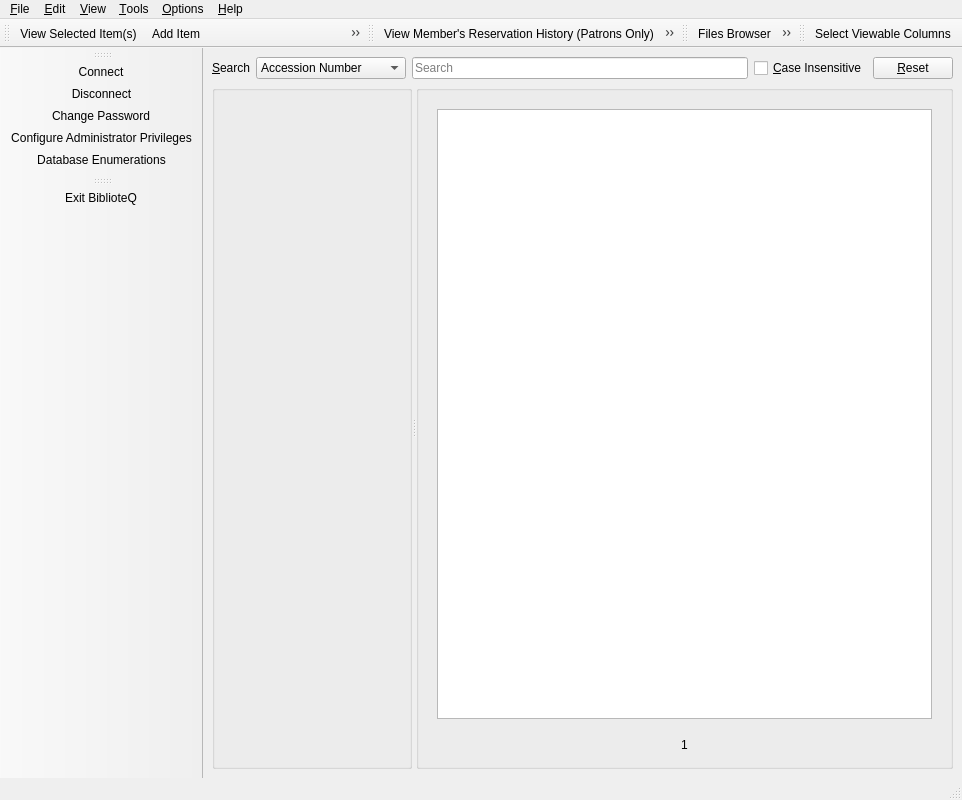
FlorianKleemiss/biblioteq, file UI/biblioteq_mainwindow.ui: the form before one commit.
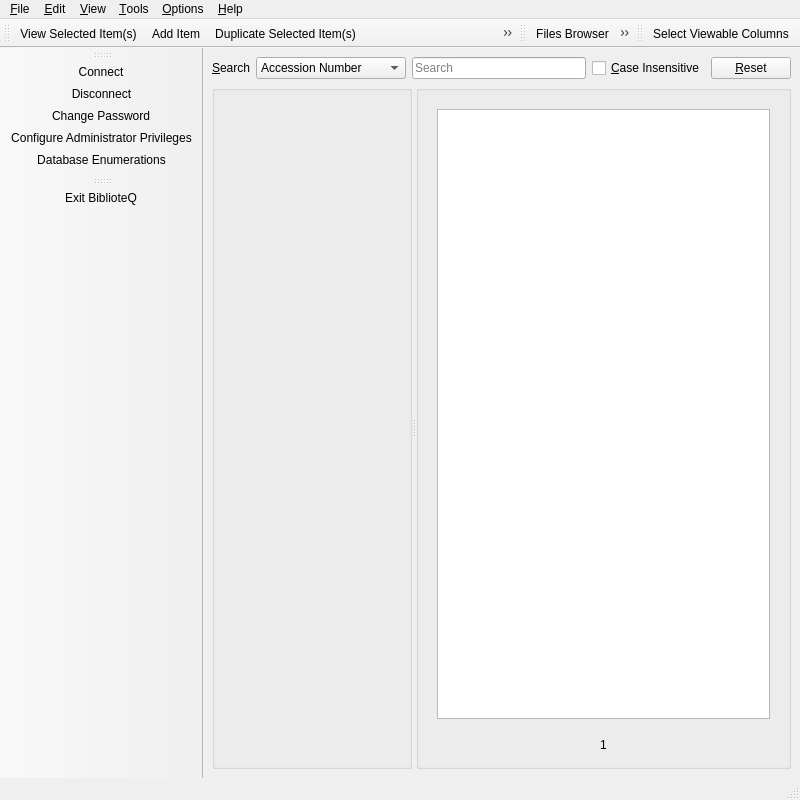
The form after the commit. Icons and pictures are not drawn. Custom widgets are drawn as their Qt base class.

Commit message: Get rid of users and first draft of phograph_GUI

What changed in the file:
```diff
--- a/UI/biblioteq_mainwindow.ui
+++ b/UI/biblioteq_mainwindow.ui
@@ -636,27 +636,6 @@
    <addaction name="modifyTool"/>
    <addaction name="printTool"/>
   </widget>
-  <widget class="QToolBar" name="toolBar_3">
-   <property name="windowTitle">
-    <string>Reservations Toolbar</string>
-   </property>
-   <property name="iconSize">
-    <size>
-     <width>32</width>
-     <height>32</height>
-    </size>
-   </property>
-   <attribute name="toolBarArea">
-    <enum>TopToolBarArea</enum>
-   </attribute>
-   <attribute name="toolBarBreak">
-    <bool>false</bool>
-   </attribute>
-   <addaction name="actionReservationHistory"/>
-   <addaction name="actionRequests"/>
-   <addaction name="reserveTool"/>
-   <addaction name="userTool"/>
-  </widget>
   <widget class="QToolBar" name="toolBar_4">
    <property name="windowTitle">
     <string>Search Toolbar</string>
```
The commit also changes 21 other files.
